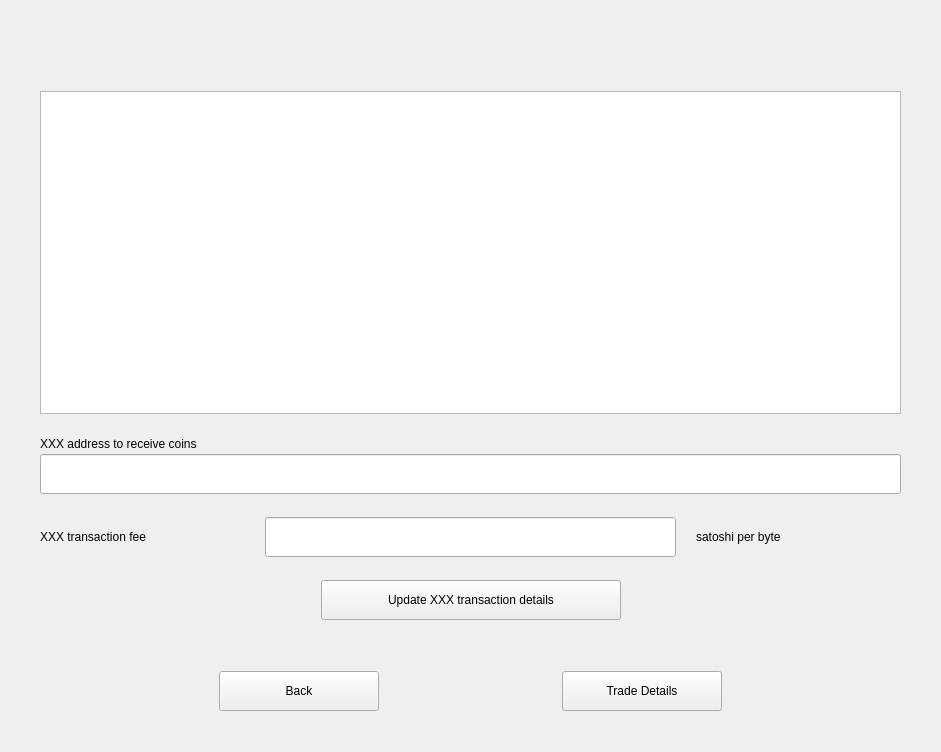
First picture: the form in windows_desktop/s_editswap_w.ui, repository 0xkobe/mwc-wallet, before the edit.
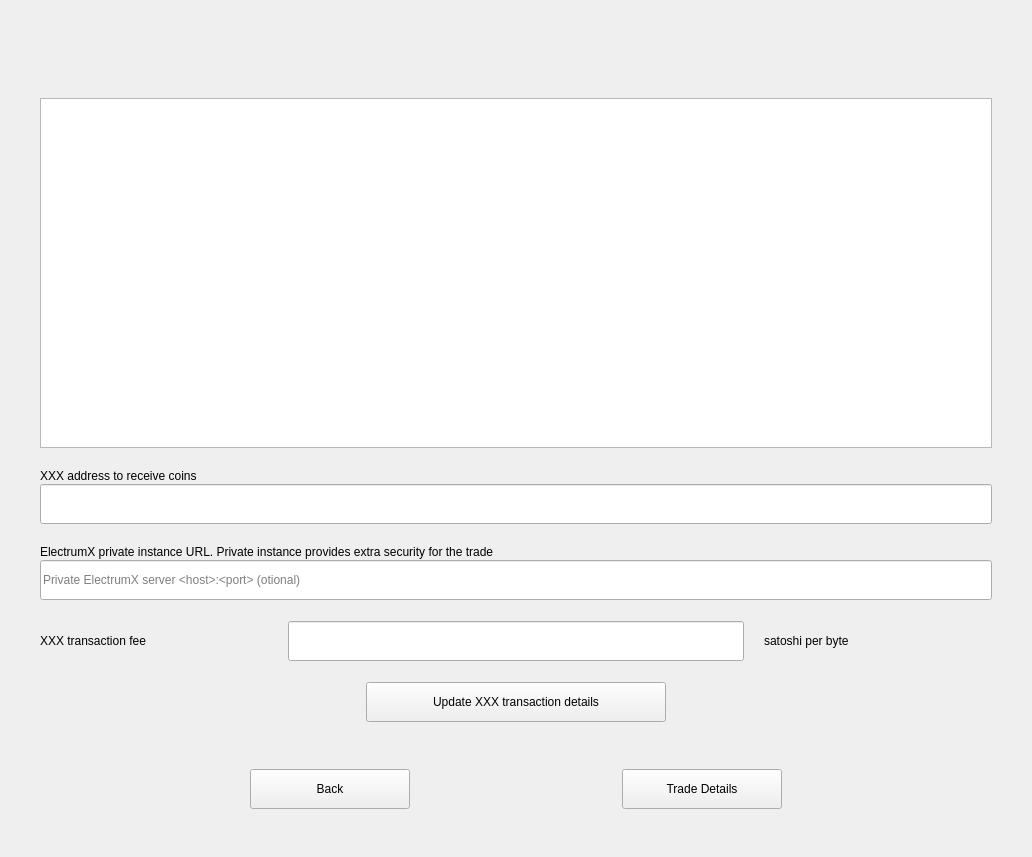
Second picture: the form after the edit. Custom widgets are drawn as their Qt base class.

```diff
--- a/windows_desktop/s_editswap_w.ui
+++ b/windows_desktop/s_editswap_w.ui
@@ -6,16 +6,16 @@
    <rect>
     <x>0</x>
     <y>0</y>
-    <width>941</width>
-    <height>752</height>
+    <width>1032</width>
+    <height>857</height>
    </rect>
   </property>
   <property name="windowTitle">
    <string>Form</string>
   </property>
-  <layout class="QVBoxLayout" name="verticalLayout" stretch="0,1,0,0,0,0,0,0,0,0,0,0,0">
+  <layout class="QVBoxLayout" name="verticalLayout" stretch="0,1,0,0,0,0,0,0,0,0,0,0,0,0,0,0">
    <property name="spacing">
-    <number>3</number>
+    <number>1</number>
    </property>
    <property name="leftMargin">
     <number>40</number>
@@ -77,7 +77,7 @@
     </widget>
    </item>
    <item>
-    <spacer name="verticalSpacer">
+    <spacer name="verticalSpacer_7">
      <property name="orientation">
       <enum>Qt::Vertical</enum>
      </property>
@@ -145,6 +145,69 @@
      </property>
     </widget>
    </item>
+   <item>
+    <spacer name="verticalSpacer">
+     <property name="orientation">
+      <enum>Qt::Vertical</enum>
+     </property>
+     <property name="sizeType">
+      <enum>QSizePolicy::Fixed</enum>
+     </property>
+     <property name="sizeHint" stdset="0">
+      <size>
+       <width>20</width>
+       <height>20</height>
+      </size>
+     </property>
+    </spacer>
+   </item>
+   <item>
+    <widget class="control::MwcLabelSmall" name="label_19">
+     <property name="sizePolicy">
+      <sizepolicy hsizetype="Fixed" vsizetype="Preferred">
+       <horstretch>0</horstretch>
+       <verstretch>0</verstretch>
+      </sizepolicy>
+     </property>
+     <property name="maximumSize">
+      <size>
+       <width>16777215</width>
+       <height>22</height>
+      </size>
+     </property>
+     <property name="text">
+      <string>ElectrumX private instance URL. Private instance provides extra security for the trade</string>
+     </property>
+    </widget>
+   </item>
+   <item>
+    <widget class="control::MwcLineEditNormal" name="electrumXEdit">
+     <property name="minimumSize">
+      <size>
+       <width>0</width>
+       <height>40</height>
+      </size>
+     </property>
+     <property name="maximumSize">
+      <size>
+       <width>200000</width>
+       <height>40</height>
+      </size>
+     </property>
+     <property name="toolTip">
+      <string>Private ElectrumX hosp and port to connect</string>
+     </property>
+     <property name="text">
+      <string/>
+     </property>
+     <property name="maxLength">
+      <number>512</number>
+     </property>
+     <property name="placeholderText">
+      <string>Private ElectrumX server &lt;host&gt;:&lt;port&gt; (otional)</string>
+     </property>
+    </widget>
+   </item>
    <item>
     <spacer name="verticalSpacer_2">
      <property name="orientation">
```
